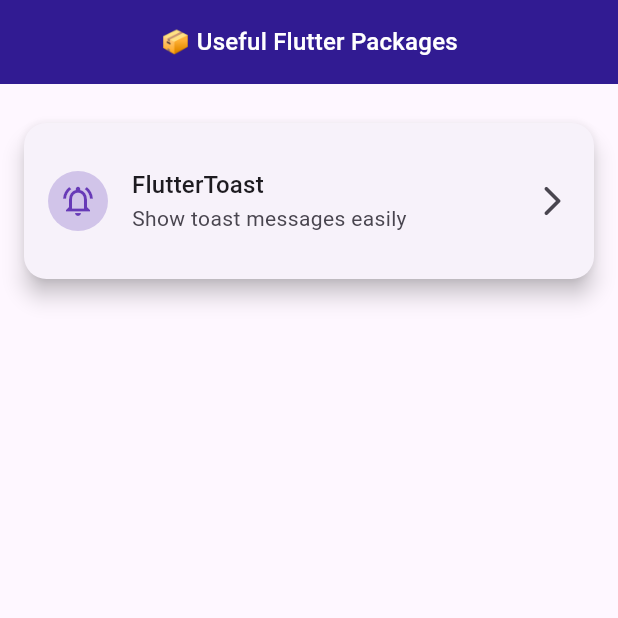
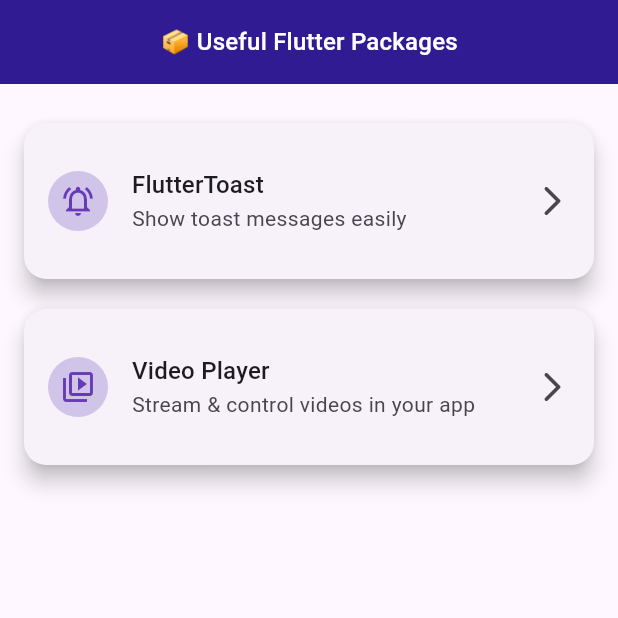
Before and after one commit to Shehryar-dev/useful_packages, a Flutter app: the screen it shows after launch, on a phone screen of 412 x 824 dp, the top half of it. Run offline on Flutter 3.47's test engine with Material 3 defaults, Android fonts, the phone set to English and light mode, and no system bars; our stand-ins replace device_preview, fluttertoast, video_player.

Commit message:
Code Update

```diff
--- a/lib/home/home_screen.dart
+++ b/lib/home/home_screen.dart
@@ -1,3 +1,5 @@
+
+import 'package:useful_packages/packages/2_video_pplayer/video_player.dart';
 
 import '../constants/screen_paths.dart';
 
@@ -12,6 +14,12 @@ class UsefulPackageHomeScreen extends StatelessWidget {
         subtitle: 'Show toast messages easily',
         icon: Icons.notifications_active_outlined,
         destination: const FlutterToastExample(),
+      ),
+      _PackageItem(
+        title: 'Video Player',
+        subtitle: 'Stream & control videos in your app',
+        icon: Icons.video_library_outlined,
+        destination: const VideoPlayerExample(), // ADD THIS
       ),
       // Future package screens can be added here
     ];
```
